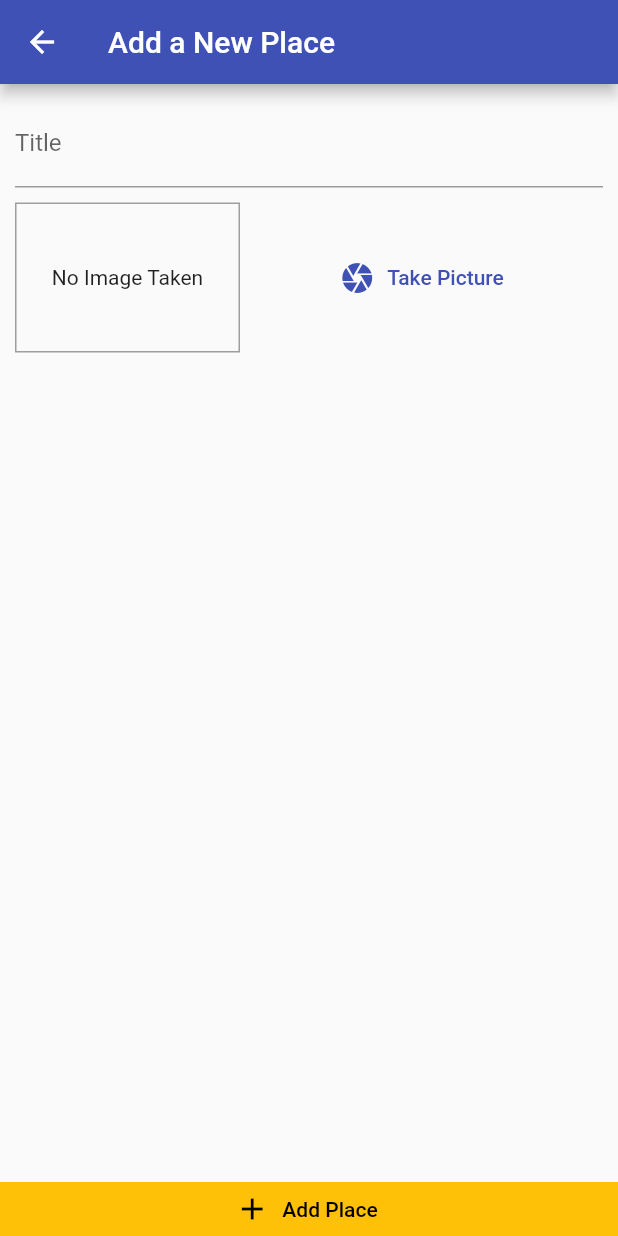
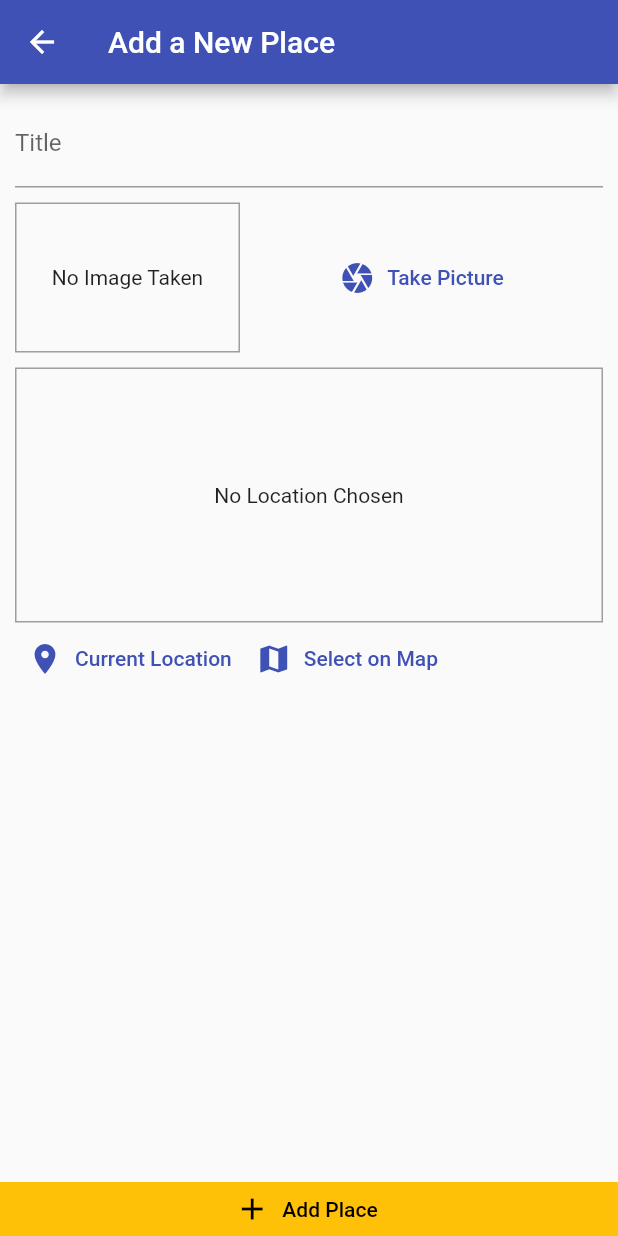
Before and after one commit to anilaydinn/great_places_app, a Flutter app: the AddPlaceScreen screen opened by its route, on a phone screen of 412 x 824 dp. Run offline on Flutter 3.47's test engine with Material 2 defaults, Android fonts, the phone set to English and light mode, and no system bars; our stand-ins replace image_picker, sqflite; accounts and stored records are empty.

Commit message:
[feature][Anil] Add location input

```diff
--- a/lib/screens/add_place_screen.dart
+++ b/lib/screens/add_place_screen.dart
@@ -4,6 +4,7 @@ import 'dart:math';
 import 'package:flutter/material.dart';
 import 'package:great_places_app/provider/great_places.dart';
 import 'package:great_places_app/widgets/image_input.dart';
+import 'package:great_places_app/widgets/location_input.dart';
 import 'package:provider/provider.dart';
 
 class AddPlaceScreen extends StatefulWidget {
@@ -54,7 +55,9 @@ class _AddPlaceScreenState extends State<AddPlaceScreen> {
                     const SizedBox(
                       height: 10,
                     ),
-                    ImageInput(_selectImage)
+                    ImageInput(_selectImage),
+                    const SizedBox(height: 10),
+                    const LocationInput()
                   ],
                 ),
               ),
--- /dev/null
+++ b/lib/widgets/location_input.dart
@@ -0,0 +1,56 @@
+import 'package:flutter/material.dart';
+
+class LocationInput extends StatefulWidget {
+  const LocationInput({super.key});
+
+  @override
+  State<LocationInput> createState() => _LocationInputState();
+}
+
+class _LocationInputState extends State<LocationInput> {
+  String? _previewImageUrl;
+
+  @override
+  Widget build(BuildContext context) {
+    return Column(
+      children: [
+        Container(
+          height: 170,
+          width: double.infinity,
+          alignment: Alignment.center,
+          decoration: BoxDecoration(
+            border: Border.all(width: 1, color: Colors.grey),
+          ),
+          child: _previewImageUrl == null
+              ? const Text(
+                  "No Location Chosen",
+                  textAlign: TextAlign.center,
+                )
+              : Image.network(
+                  _previewImageUrl!,
+                  fit: BoxFit.cover,
+                  width: double.infinity,
+                ),
+        ),
+        Row(
+          children: [
+            TextButton.icon(
+              icon: const Icon(Icons.location_on),
+              label: const Text(
+                "Current Location",
+              ),
+              onPressed: () {},
+            ),
+            TextButton.icon(
+              icon: const Icon(Icons.map),
+              label: const Text(
+                "Select on Map",
+              ),
+              onPressed: () {},
+            )
+          ],
+        )
+      ],
+    );
+  }
+}
--- a/pubspec.yaml
+++ b/pubspec.yaml
@@ -40,6 +40,7 @@ dependencies:
   path_provider: ^2.0.11
   path: ^1.8.2
   sqflite: ^2.2.3
+  location: ^4.4.0
 
 dev_dependencies:
   flutter_test:
```
Also changed, not shown: pubspec.lock, 1 other file.
